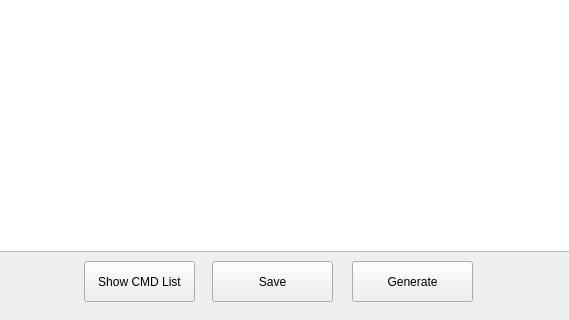
SJTU-Applemin/AutoULTGen, file Client/command_validator_app/ui/command_info.ui: the form before one commit; both pictures show x 878 to 1447 and y 439 to 759 of the 1447 by 759 pixel window.
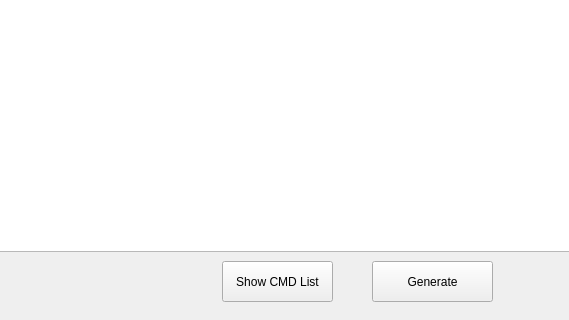
The form after the commit.

Commit message: Add main.exe for main.py, delete save button in command_validator_app

```diff
--- a/Client/command_validator_app/ui/command_info.ui
+++ b/Client/command_validator_app/ui/command_info.ui
@@ -167,23 +167,10 @@
       <bool>true</bool>
      </property>
     </widget>
-    <widget class="QPushButton" name="pushButtonSave">
-     <property name="geometry">
-      <rect>
-       <x>1090</x>
-       <y>700</y>
-       <width>121</width>
-       <height>41</height>
-      </rect>
-     </property>
-     <property name="text">
-      <string>Save</string>
-     </property>
-    </widget>
     <widget class="QPushButton" name="pushButtonGen">
      <property name="geometry">
       <rect>
-       <x>1230</x>
+       <x>1250</x>
        <y>700</y>
        <width>121</width>
        <height>41</height>
@@ -196,7 +183,7 @@
     <widget class="QPushButton" name="pushButtonSCL">
      <property name="geometry">
       <rect>
-       <x>962</x>
+       <x>1100</x>
        <y>700</y>
        <width>111</width>
        <height>41</height>
```
Left out of the diff: 5 changed lines with no effect on the pictures. The commit also changes 87 other files.
